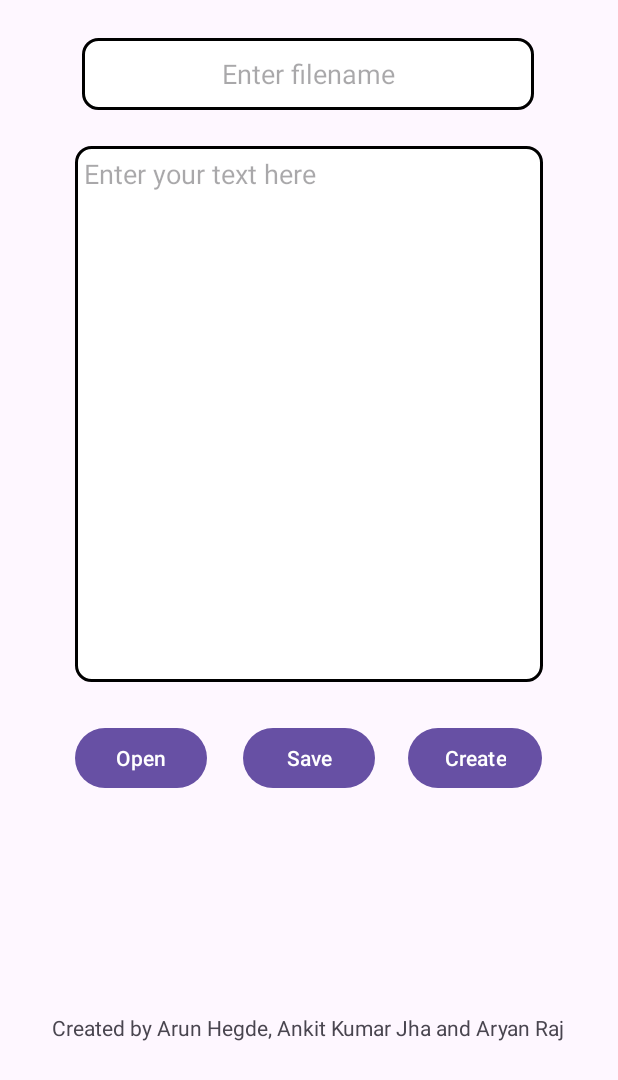
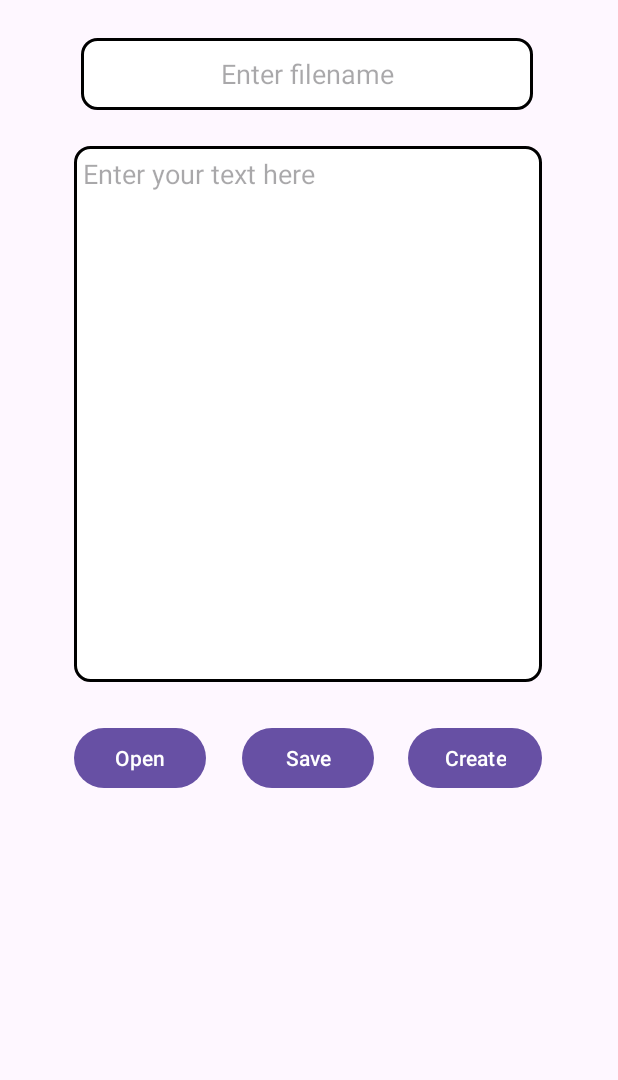
Before and after one commit to Arunhegde1231/TextCreate, an Android app: the screen it shows after launch (MainActivity), on a phone screen of 412 x 824 dp. Shown: the top 1080 px of the screen. Run offline under Robolectric (Android 15) with nearby library versions, the phone set to English and light mode, and no system bars.

Commit message:
removed a few things

```diff
--- a/app/src/main/res/layout/activity_main.xml
+++ b/app/src/main/res/layout/activity_main.xml
@@ -72,20 +72,6 @@
         app:layout_constraintStart_toStartOf="parent"
         app:layout_constraintTop_toTopOf="parent" />
 
-    <TextView
-        android:id="@+id/textView"
-        android:layout_width="wrap_content"
-        android:layout_height="wrap_content"
-        android:layout_marginStart="66dp"
-        android:layout_marginTop="674dp"
-        android:layout_marginEnd="67dp"
-        android:layout_marginBottom="38dp"
-        android:text="@string/creators"
-        app:layout_constraintBottom_toBottomOf="parent"
-        app:layout_constraintEnd_toEndOf="parent"
-        app:layout_constraintStart_toStartOf="parent"
-        app:layout_constraintTop_toTopOf="parent" />
-
     <EditText
         android:id="@+id/fileNameEditText"
         android:layout_width="301dp"
```
